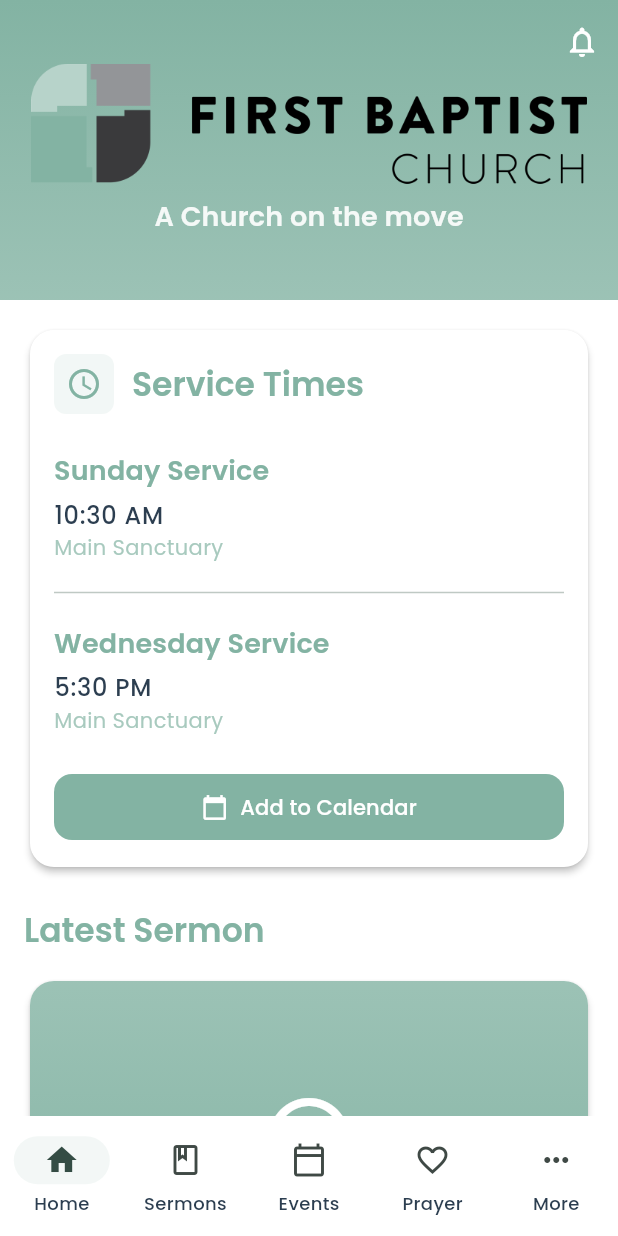
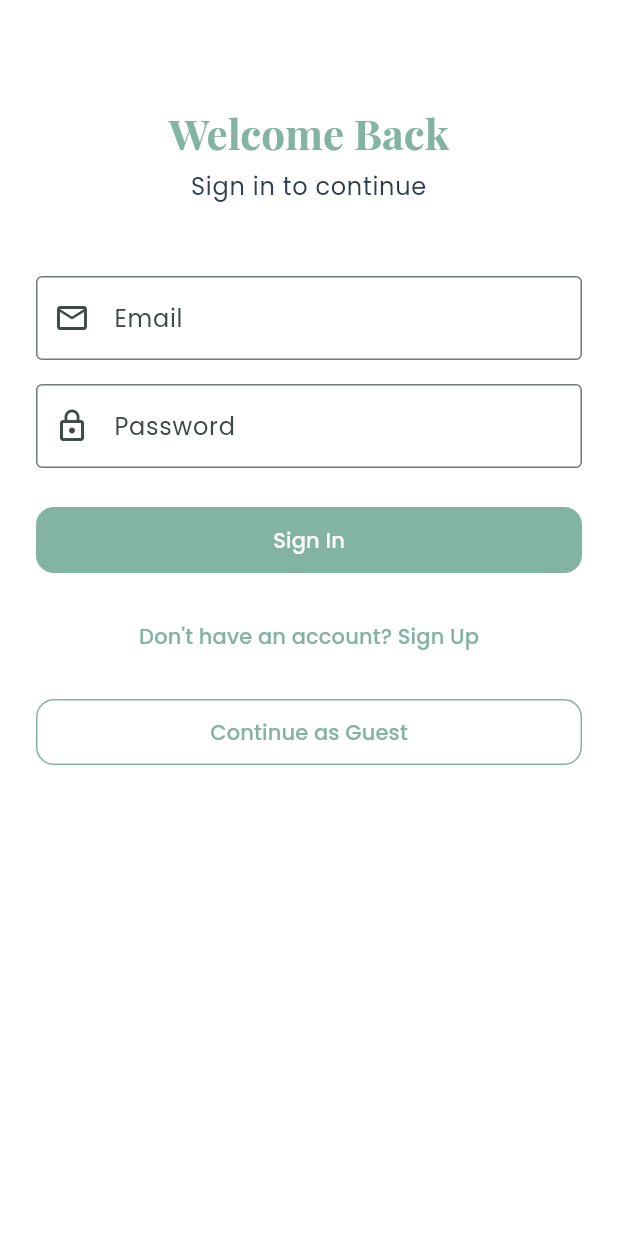
Before and after one commit to HairuiWang96/church-app, a Flutter app: the screen it shows after launch, on a phone screen of 412 x 824 dp. Run offline on Flutter 3.47's test engine with Material 3 defaults, Android fonts, the light colour scheme and no system bars; drawn by our look-alikes of flutter_animate; our stand-ins replace google_fonts, shared_preferences, table_calendar.

Commit message:
add sign in/signup

```diff
--- a/lib/main.dart
+++ b/lib/main.dart
@@ -2,14 +2,22 @@ import 'package:flutter/material.dart';
 import 'package:google_fonts/google_fonts.dart';
 import 'package:flutter_animate/flutter_animate.dart';
 import 'package:table_calendar/table_calendar.dart';
+import 'package:provider/provider.dart';
 import 'views/home_screen.dart';
 import 'views/sermons_screen.dart';
 import 'views/events_screen.dart';
 import 'views/prayer_screen.dart';
 import 'views/more_screen.dart';
+import 'views/auth/login_screen.dart';
+import 'services/auth_service.dart';
 
 void main() {
-  runApp(const ChurchApp());
+  runApp(
+    ChangeNotifierProvider(
+      create: (_) => AuthService(),
+      child: const ChurchApp(),
+    ),
+  );
 }
 
 class ChurchApp extends StatelessWidget {
@@ -101,7 +109,35 @@ class ChurchApp extends StatelessWidget {
         ),
         useMaterial3: true,
       ),
-      home: const HomePage(),
+      home: const AuthWrapper(),
+    );
+  }
+}
+
+class AuthWrapper extends StatefulWidget {
+  const AuthWrapper({super.key});
+
+  @override
+  State<AuthWrapper> createState() => _AuthWrapperState();
+}
+
+class _AuthWrapperState extends State<AuthWrapper> {
+  @override
+  void initState() {
+    super.initState();
+    // Check authentication state when the app starts
+    Future.microtask(() => context.read<AuthService>().checkAuthState());
+  }
+
+  @override
+  Widget build(BuildContext context) {
+    return Consumer<AuthService>(
+      builder: (context, authService, _) {
+        if (authService.isAuthenticated) {
+          return const HomePage();
+        }
+        return const LoginScreen();
+      },
     );
   }
 }
--- /dev/null
+++ b/lib/views/auth/login_screen.dart
@@ -0,0 +1,168 @@
+import 'package:flutter/material.dart';
+import 'package:google_fonts/google_fonts.dart';
+import 'package:provider/provider.dart';
+import '../../services/auth_service.dart';
+import 'signup_screen.dart';
+
+class LoginScreen extends StatefulWidget {
+  const LoginScreen({super.key});
+
+  @override
+  State<LoginScreen> createState() => _LoginScreenState();
+}
+
+class _LoginScreenState extends State<LoginScreen> {
+  final _formKey = GlobalKey<FormState>();
+  final _emailController = TextEditingController();
+  final _passwordController = TextEditingController();
+  bool _isLoading = false;
+
+  @override
+  void dispose() {
+    _emailController.dispose();
+    _passwordController.dispose();
+    super.dispose();
+  }
+
+  Future<void> _signIn() async {
+    if (_formKey.currentState!.validate()) {
+      setState(() => _isLoading = true);
+      try {
+        await context.read<AuthService>().signIn(
+              email: _emailController.text.trim(),
+              password: _passwordController.text,
+            );
+      } catch (e) {
+        if (mounted) {
+          ScaffoldMessenger.of(context).showSnackBar(
+            SnackBar(content: Text(e.toString())),
+          );
+        }
+      } finally {
+        if (mounted) {
+          setState(() => _isLoading = false);
+        }
+      }
+    }
+  }
+
+  Future<void> _signInAsGuest() async {
+    setState(() => _isLoading = true);
+    try {
+      await context.read<AuthService>().signInAsGuest();
+    } catch (e) {
+      if (mounted) {
+        ScaffoldMessenger.of(context).showSnackBar(
+          SnackBar(content: Text(e.toString())),
+        );
+      }
+    } finally {
+      if (mounted) {
+        setState(() => _isLoading = false);
+      }
+    }
+  }
+
+  @override
+  Widget build(BuildContext context) {
+    return Scaffold(
+      body: SafeArea(
+        child: SingleChildScrollView(
+          padding: const EdgeInsets.all(24.0),
+          child: Form(
+            key: _formKey,
+            child: Column(
+              crossAxisAlignment: CrossAxisAlignment.stretch,
+              children: [
+                const SizedBox(height: 48),
+                Text(
+                  'Welcome Back',
+                  style: Theme.of(context).textTheme.displayMedium,
+                  textAlign: TextAlign.center,
+                ),
+                const SizedBox(height: 8),
+                Text(
+                  'Sign in to continue',
+                  style: Theme.of(context).textTheme.bodyLarge,
+                  textAlign: TextAlign.center,
+                ),
+                const SizedBox(height: 48),
+                TextFormField(
+                  controller: _emailController,
+                  decoration: const InputDecoration(
+                    labelText: 'Email',
+                    border: OutlineInputBorder(),
+                    prefixIcon: Icon(Icons.email_outlined),
+                  ),
+                  keyboardType: TextInputType.emailAddress,
+                  validator: (value) {
+                    if (value == null || value.isEmpty) {
+                      return 'Please enter your email';
+                    }
+                    if (!value.contains('@')) {
+                      return 'Please enter a valid email';
+                    }
+                    return null;
+                  },
+                ),
+                const SizedBox(height: 16),
+                TextFormField(
+                  controller: _passwordController,
+                  decoration: const InputDecoration(
+                    labelText: 'Password',
+                    border: OutlineInputBorder(),
+                    prefixIcon: Icon(Icons.lock_outline),
+                  ),
+                  obscureText: true,
+                  validator: (value) {
+                    if (value == null || value.isEmpty) {
+                      return 'Please enter your password';
+                    }
+                    if (value.length < 6) {
+                      return 'Password must be at least 6 characters';
+                    }
+                    return null;
+                  },
+                ),
+                const SizedBox(height: 24),
+                ElevatedButton(
+                  onPressed: _isLoading ? null : _signIn,
+                  child: _isLoading
+                      ? const SizedBox(
+                          height: 20,
+                          width: 20,
+                          child: CircularProgressIndicator(
+                            strokeWidth: 2,
+                            valueColor:
+                                AlwaysStoppedAnimation<Color>(Colors.white),
+                          ),
+                        )
+                      : const Text('Sign In'),
+                ),
+                const SizedBox(height: 16),
+                TextButton(
+                  onPressed: _isLoading
+                      ? null
+                      : () {
+                          Navigator.push(
+                            context,
+                            MaterialPageRoute(
+                              builder: (context) => const SignupScreen(),
+                            ),
+                          );
+                        },
+                  child: const Text('Don\'t have an account? Sign Up'),
+                ),
+                const SizedBox(height: 16),
+                OutlinedButton(
+                  onPressed: _isLoading ? null : _signInAsGuest,
+                  child: const Text('Continue as Guest'),
+                ),
+              ],
+            ),
+          ),
+        ),
+      ),
+    );
+  }
+}
--- a/pubspec.yaml
+++ b/pubspec.yaml
@@ -44,6 +44,7 @@ dependencies:
     shared_preferences: ^2.2.2
     shimmer: ^3.0.0
     flutter_animate: ^4.5.0
+    provider: ^6.1.1
 
 dev_dependencies:
     flutter_test:
```
Also changed, not shown: lib/services/auth_service.dart (added, +113 -0 lines), lib/views/auth/signup_screen.dart (added, +182 -0 lines), lib/views/more_screen.dart (+63 -0 lines), pubspec.lock.
